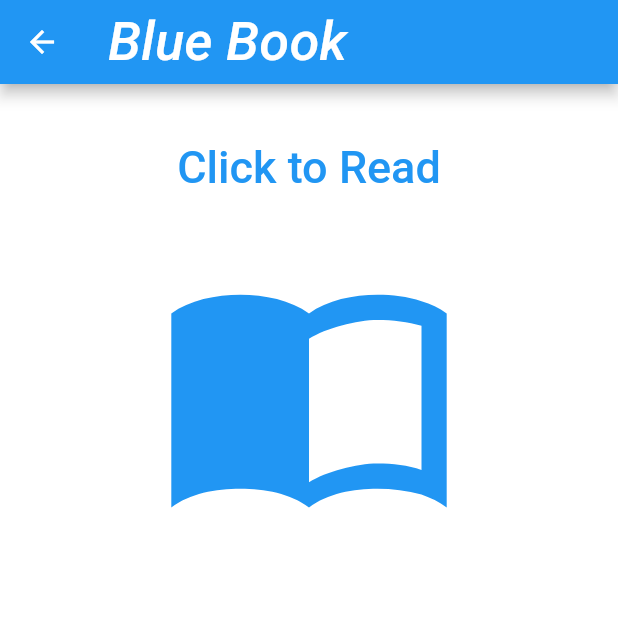
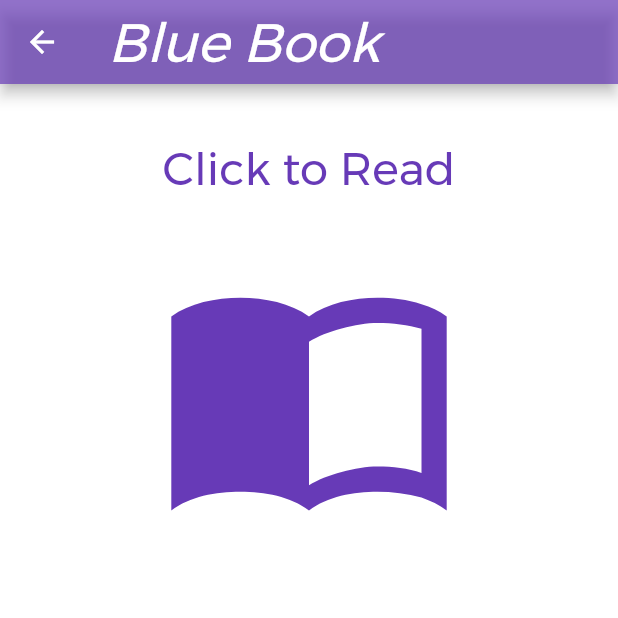
Before and after one commit to Presbyterian-Church-of-Nigeria/PCN-erp, a Flutter app: the Almanc screen opened directly, in the side drawer, after a tap on "The Blue Book", on a phone screen of 412 x 824 dp, the top half of it. Run offline on Flutter 3.47's test engine with Material 2 defaults, Android fonts, the phone set to English and light mode, and no system bars; our stand-ins replace animated_text_kit, cloud_firestore, dio, easy_rich_text, expansion_tile_card, firebase_core and 4 more; missing offline and left inert: epub_viewer, onesignal_flutter, syncfusion_flutter_pdfviewer, webview_flutter_plus; accounts and stored records are empty; Roboto replaces fonts that are missing (Montserrat-Regular).

Commit message:
Blue Book and Church Calender color and font

```diff
--- a/lib/screens/blue_book.dart
+++ b/lib/screens/blue_book.dart
@@ -14,7 +14,6 @@ class Bluebook extends StatefulWidget {
 class _Bluebook extends State<Bluebook> {
   bool loading = false;
   Dio dio = new Dio();
-
 
   @override
   void initState() {
@@ -33,10 +32,15 @@ class _Bluebook extends State<Bluebook> {
 
   @override
   Widget build(BuildContext context) {
-    return
-      Scaffold(
+    return Scaffold(
       appBar: AppBar(
-          title: const Text('Blue Book'),
+        backgroundColor: Colors.deepPurple.withOpacity(0.7),
+        title: const Text(
+          'Blue Book',
+          style: TextStyle(
+            fontFamily: 'Montserrat',
+          ),
+        ),
       ),
       body: Center(
         child: loading
@@ -51,9 +55,7 @@ class _Bluebook extends State<Bluebook> {
                   print(iosBookPath);
                   //String androidBookPath = 'file:///android_asset/23.epub';
                   EpubViewer.setConfig(
-                  themeColor: Theme
-                      .of(context)
-                      .primaryColor,
+                      themeColor: Theme.of(context).primaryColor,
                       identifier: "iosBook",
                       scrollDirection: EpubScrollDirection.VERTICAL,
                       allowSharing: true,
@@ -89,34 +91,35 @@ class _Bluebook extends State<Bluebook> {
                   });
                 },
                 child: Center(
-              child: Column(
-                  children:<Widget>[
+                  child: Column(children: <Widget>[
                     Container(
                       padding: EdgeInsets.only(top: 30),
-                      child: Text('Click to Read',
-                        style: TextStyle(fontSize: 30),
+                      child: Text(
+                        'Click to Read',
+                        style: TextStyle(
+                            fontSize: 30,
+                            fontFamily: 'Montserrat',
+                            color: Colors.deepPurple),
                       ),
                     ),
                     Container(
-                      padding: EdgeInsets.only(left: 20.0,right: 20.0, top: 30, bottom: 30),
-                      child: Icon(Icons.import_contacts_sharp,color: Colors.blue, size: 200),
+                      padding: EdgeInsets.only(
+                          left: 20.0, right: 20.0, top: 30, bottom: 30),
+                      child: Icon(Icons.import_contacts_sharp,
+                          color: Colors.deepPurple, size: 200),
 
                       //  width: 300,
                     ),
-
-                  ]
+                  ]),
                 ),
               ),
       ),
-        ),
-      )
-    ;
+    );
   }
 
   Future downloadFile() async {
     print('download1');
     //Map<PermissionGroup, PermissionStatus> permissions = await PermissionHandler().requestPermissions([PermissionGroup.storage]);
-
 
     // if (await Permission.storage.isGranted) {
     //   await Permission.storage.request();
@@ -125,6 +128,5 @@ class _Bluebook extends State<Bluebook> {
     //   await startDownload();
     //  }
     //}
-
   }
 }
--- a/lib/screens/reserved_dates.dart/almanc.dart
+++ b/lib/screens/reserved_dates.dart/almanc.dart
@@ -22,13 +22,18 @@ class _Almanc extends State<Almanc> {
   Widget build(BuildContext context) {
     return (Scaffold(
         appBar: AppBar(
-          title: const Text('Reserved Date 2022'),
+          backgroundColor: Colors.deepPurple.withOpacity(0.7),
+          title: const Text(
+            'Reserved Date 2022',
+            style: TextStyle(
+              fontFamily: 'Montserrat',
+            ),
+          ),
         ),
         drawer: Navbar(),
         body: StreamBuilder<QuerySnapshot>(
             stream: FirebaseFirestore.instance
                 .collection("date2022")
-
                 .snapshots()
                 .asBroadcastStream(),
             builder: (context, AsyncSnapshot<QuerySnapshot> snapshot) {
@@ -47,20 +52,35 @@ class _Almanc extends State<Almanc> {
                       elevation: 5.0,
                       child: ListTile(
                         leading: CircleAvatar(
+                          backgroundColor: Colors.deepPurple[400],
                           child: Text("Week" + rch?.data()['week']),
                           maxRadius: 42,
                         ),
-                        title: Text("PCN Events"),
+                        title: Text(
+                          "PCN Events",
+                          style: TextStyle(
+                            fontFamily: 'Montserrat',
+                          ),
+                        ),
                         //isThreeLine: true,
                         //subtitle: Text("")
 
                         onTap: () {
                           Navigator.push(
-                          context,
-                          MaterialPageRoute(
-                            builder: (BuildContext context) => DateDetail(rch.data()['date']  ,rch.data()['activity'], rch.data()['date1'], rch.data()['activity1'],rch.data()['date2'],rch.data()['activity2'],rch.data()['date3'],rch.data()['activity3'],rch.data()['week']),
-                          ),
-                        );
+                            context,
+                            MaterialPageRoute(
+                              builder: (BuildContext context) => DateDetail(
+                                  rch.data()['date'],
+                                  rch.data()['activity'],
+                                  rch.data()['date1'],
+                                  rch.data()['activity1'],
+                                  rch.data()['date2'],
+                                  rch.data()['activity2'],
+                                  rch.data()['date3'],
+                                  rch.data()['activity3'],
+                                  rch.data()['week']),
+                            ),
+                          );
                         },
                       ),
                     ));
```
Also changed, not shown: lib/screens/reserved_dates.dart/date_details.dart (+91 -55 lines). Lines whose indentation alone changed are shown as unchanged.
